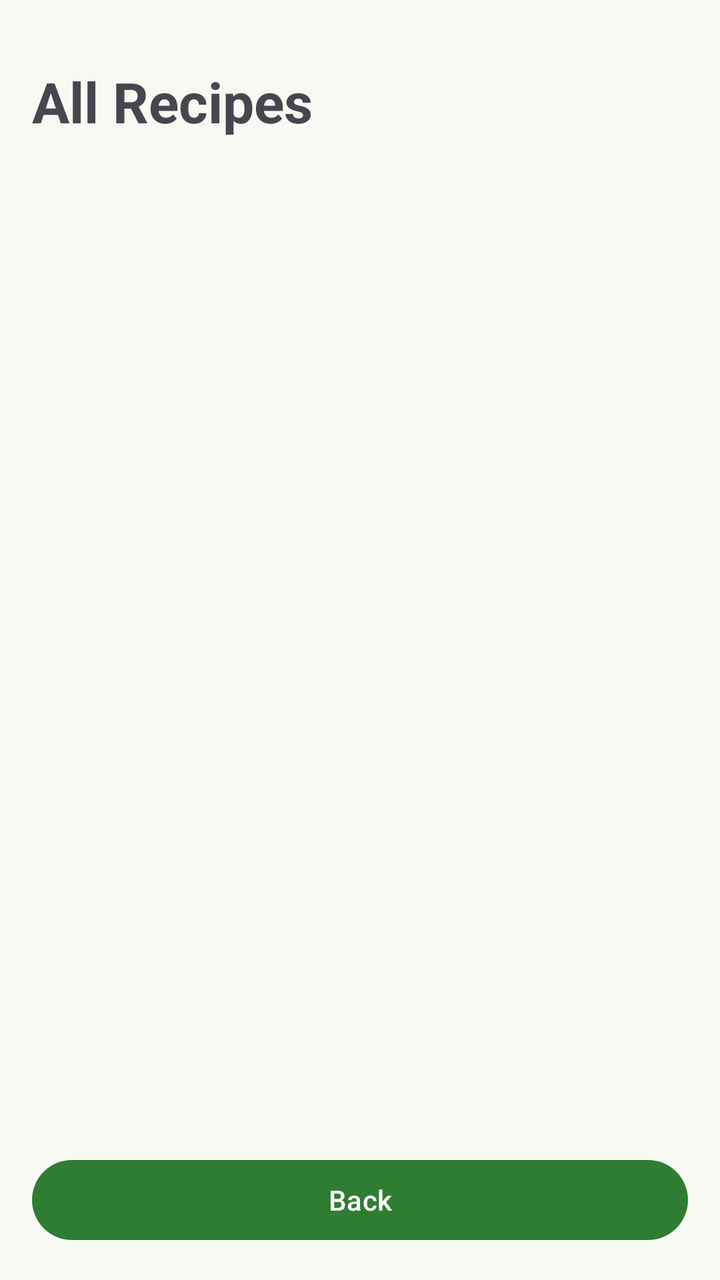
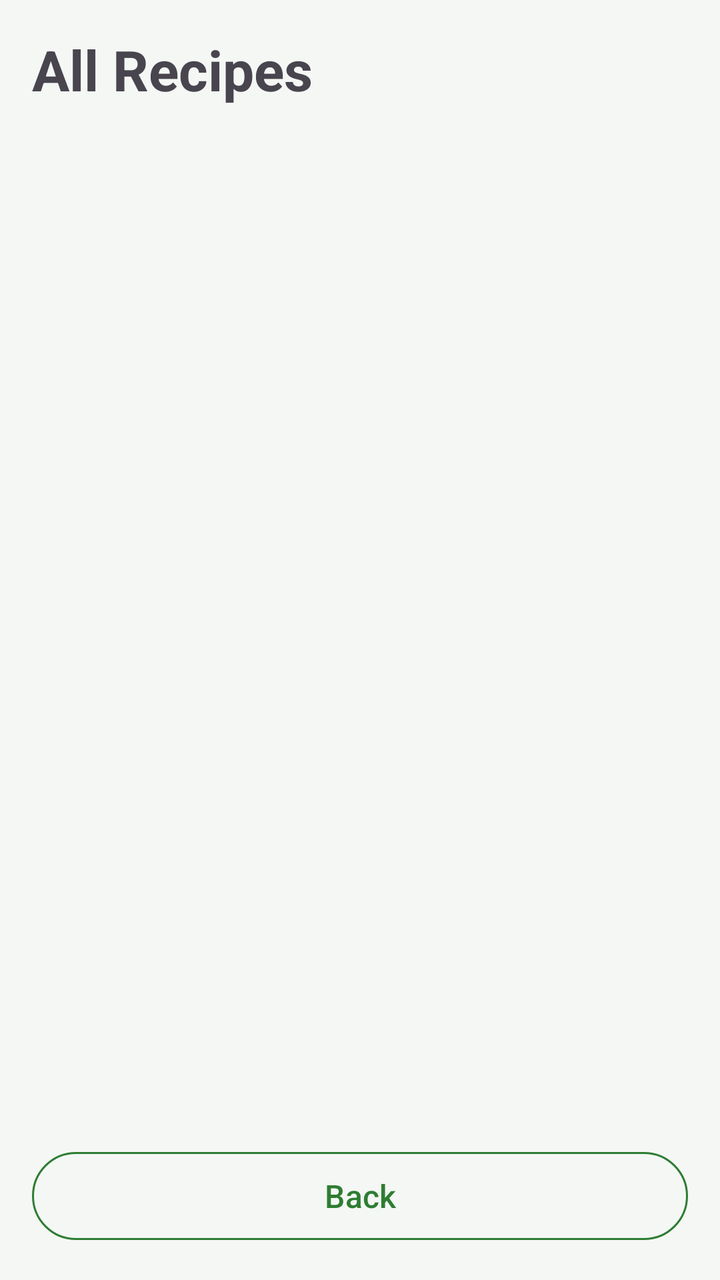

Before-and-after screenshots of an Android layout around one commit, followed by the original layout XML and the change that was made.
<!-- AndroidManifest.xml: application theme Theme.SmartPantryManager -->
<!-- res/layout/activity_all_recipes.xml -->
<?xml version="1.0" encoding="utf-8"?>
<LinearLayout xmlns:android="http://schemas.android.com/apk/res/android"
    android:layout_width="match_parent"
    android:layout_height="match_parent"
    android:orientation="vertical"
    android:padding="16dp">

    <TextView
        android:id="@+id/titleText"
        android:layout_width="match_parent"
        android:layout_height="wrap_content"
        android:paddingTop="16dp"
        android:paddingBottom="16dp"
        android:text="All Recipes"
        style="@style/TextTitle" />

    <androidx.recyclerview.widget.RecyclerView
        android:id="@+id/allRecipesRecyclerView"
        android:layout_width="match_parent"
        android:layout_height="0dp"
        android:layout_weight="1" />

    <Button
        android:id="@+id/backButton"
        android:layout_width="match_parent"
        android:layout_height="wrap_content"
        android:layout_marginTop="8dp"
        android:text="Back" />

</LinearLayout>
<!-- resources referenced by this layout -->
<resources>
  <style name="TextTitle">
          <item name="android:textSize">28sp</item>
          <item name="android:textStyle">bold</item>
      </style>
  <style name="Theme.SmartPantryManager" parent="Theme.Material3.Light.NoActionBar">
          <item name="colorPrimary">@color/primary</item>
          <item name="colorOnPrimary">@color/on_primary</item>
          <item name="android:colorBackground">@color/background</item>
          <item name="colorSurface">@color/background</item>
          <item name="colorOnSurface">@color/text_primary</item>
          <item name="colorOnSurfaceVariant">@color/text_secondary</item>
          <item name="colorSurfaceContainer">@color/nav_background</item>
          <item name="colorSecondaryContainer">@color/nav_indicator</item>
          <item name="colorOnSecondaryContainer">@color/text_primary</item>
          <item name="android:textColorPrimary">@color/text_primary</item>
          <item name="android:textColorSecondary">@color/text_secondary</item>
      </style>
  <color name="primary">#2E7D32</color>
  <color name="on_primary">#FFFFFF</color>
  <color name="background">#F6FAF3</color>
  <color name="text_primary">#1B1F1A</color>
  <color name="text_secondary">#4A5349</color>
  <color name="nav_background">#EAF1E6</color>
  <color name="nav_indicator">#C8E6C9</color>
</resources>

<!-- the commit's change to res/layout/activity_all_recipes.xml (unified diff, before → after) -->
@@ -2,29 +2,39 @@
 <LinearLayout xmlns:android="http://schemas.android.com/apk/res/android"
     android:layout_width="match_parent"
     android:layout_height="match_parent"
-    android:orientation="vertical"
-    android:padding="16dp">
+    android:background="@color/card_bg"
+    android:fitsSystemWindows="true"
+    android:orientation="vertical">
 
-    <TextView
-        android:id="@+id/titleText"
-        android:layout_width="match_parent"
-        android:layout_height="wrap_content"
-        android:paddingTop="16dp"
-        android:paddingBottom="16dp"
-        android:text="All Recipes"
-        style="@style/TextTitle" />
-
-    <androidx.recyclerview.widget.RecyclerView
-        android:id="@+id/allRecipesRecyclerView"
+    <LinearLayout
         android:layout_width="match_parent"
         android:layout_height="0dp"
-        android:layout_weight="1" />
+        android:layout_weight="1"
+        android:background="@color/bg_page"
+        android:orientation="vertical"
+        android:padding="@dimen/space_page">
 
-    <Button
-        android:id="@+id/backButton"
-        android:layout_width="match_parent"
-        android:layout_height="wrap_content"
-        android:layout_marginTop="8dp"
-        android:text="Back" />
+        <TextView
+            android:id="@+id/titleText"
+            android:layout_width="match_parent"
+            android:layout_height="wrap_content"
+            android:paddingBottom="@dimen/space_page"
+            android:text="All Recipes"
+            style="@style/TextTitle" />
 
+        <androidx.recyclerview.widget.RecyclerView
+            android:id="@+id/allRecipesRecyclerView"
+            android:layout_width="match_parent"
+            android:layout_height="0dp"
+            android:layout_weight="1" />
+
+        <Button
+            android:id="@+id/backButton"
+            android:layout_width="match_parent"
+            android:layout_height="wrap_content"
+            android:layout_marginTop="@dimen/space_card_gap"
+            android:text="Back"
+            style="@style/AppButtonOutlined" />
+
+    </LinearLayout>
 </LinearLayout>
<!-- resource entries referenced after the edit -->
@@ -1,28 +1,58 @@
 <!-- resources referenced by this layout -->
 <resources>
+  <color name="bg_page">#F4F7F4</color>
+  <color name="card_bg">#FFFFFF</color>
+  <dimen name="space_card_gap">12dp</dimen>
+  <dimen name="space_page">16dp</dimen>
+  <style name="AppButtonOutlined" parent="Widget.Material3.Button.OutlinedButton">
+          <item name="strokeColor">@color/accent</item>
+          <item name="strokeWidth">@dimen/card_stroke</item>
+          <item name="android:textColor">@color/accent</item>
+          <item name="android:textSize">@dimen/text_button</item>
+          <item name="android:minHeight">@dimen/button_height</item>
+          <item name="cornerRadius">@dimen/button_corner</item>
+      </style>
   <style name="TextTitle">
-          <item name="android:textSize">28sp</item>
+          <item name="android:textSize">@dimen/text_title</item>
           <item name="android:textStyle">bold</item>
       </style>
   <style name="Theme.SmartPantryManager" parent="Theme.Material3.Light.NoActionBar">
-          <item name="colorPrimary">@color/primary</item>
-          <item name="colorOnPrimary">@color/on_primary</item>
-          <item name="android:colorBackground">@color/background</item>
-          <item name="colorSurface">@color/background</item>
+          <item name="colorPrimary">@color/accent</item>
+          <item name="colorOnPrimary">@color/on_accent</item>
+          <item name="colorSurface">@color/card_bg</item>
           <item name="colorOnSurface">@color/text_primary</item>
           <item name="colorOnSurfaceVariant">@color/text_secondary</item>
-          <item name="colorSurfaceContainer">@color/nav_background</item>
-          <item name="colorSecondaryContainer">@color/nav_indicator</item>
-          <item name="colorOnSecondaryContainer">@color/text_primary</item>
+          <item name="colorSurfaceContainer">@color/card_bg</item>
+          <item name="colorSecondaryContainer">@color/tag_accent_bg</item>
+          <item name="colorOnSecondaryContainer">@color/accent</item>
+          <item name="android:colorBackground">@color/bg_page</item>
+          <item name="android:windowBackground">@color/bg_page</item>
           <item name="android:textColorPrimary">@color/text_primary</item>
           <item name="android:textColorSecondary">@color/text_secondary</item>
+          <item name="android:statusBarColor">@color/card_bg</item>
+          <item name="android:navigationBarColor">@color/card_bg</item>
+          <item name="android:windowLightStatusBar">true</item>
+          <item name="android:windowLightNavigationBar">true</item>
+          <item name="elevationOverlayEnabled">false</item>
+          <item name="materialButtonStyle">@style/AppButton</item>
+          <item name="materialButtonOutlinedStyle">@style/AppButtonOutlined</item>
       </style>
-  <color name="primary">#2E7D32</color>
-  <color name="on_primary">#FFFFFF</color>
-  <color name="background">#F6FAF3</color>
+  <color name="accent">#2E7D32</color>
+  <dimen name="card_stroke">1dp</dimen>
+  <dimen name="text_button">16sp</dimen>
+  <dimen name="button_height">52dp</dimen>
+  <dimen name="button_corner">28dp</dimen>
+  <dimen name="text_title">28sp</dimen>
+  <color name="on_accent">#FFFFFF</color>
   <color name="text_primary">#1B1F1A</color>
-  <color name="text_secondary">#4A5349</color>
-  <color name="nav_background">#EAF1E6</color>
-  <color name="nav_indicator">#C8E6C9</color>
+  <color name="text_secondary">#5C685C</color>
+  <color name="tag_accent_bg">#DDF0DE</color>
+  <style name="AppButton" parent="Widget.Material3.Button">
+          <item name="backgroundTint">@color/accent</item>
+          <item name="android:textColor">@color/on_accent</item>
+          <item name="android:textSize">@dimen/text_button</item>
+          <item name="android:minHeight">@dimen/button_height</item>
+          <item name="cornerRadius">@dimen/button_corner</item>
+      </style>
 </resources>
 
